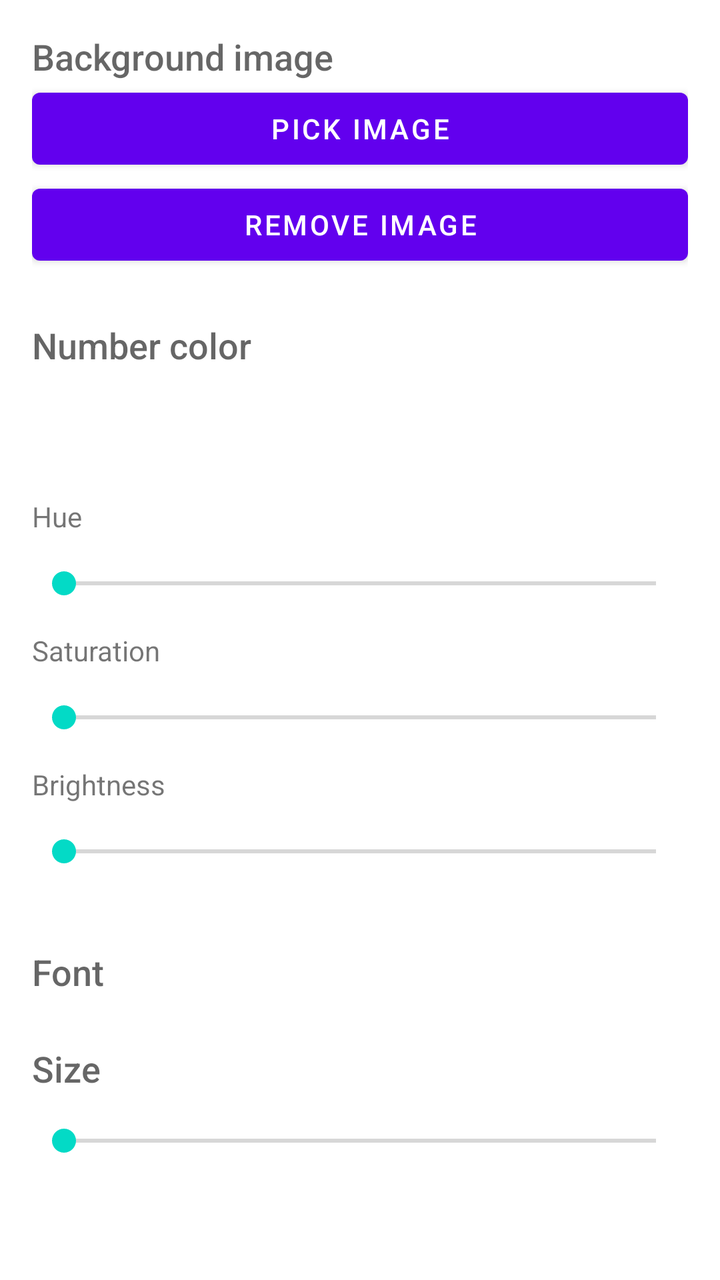
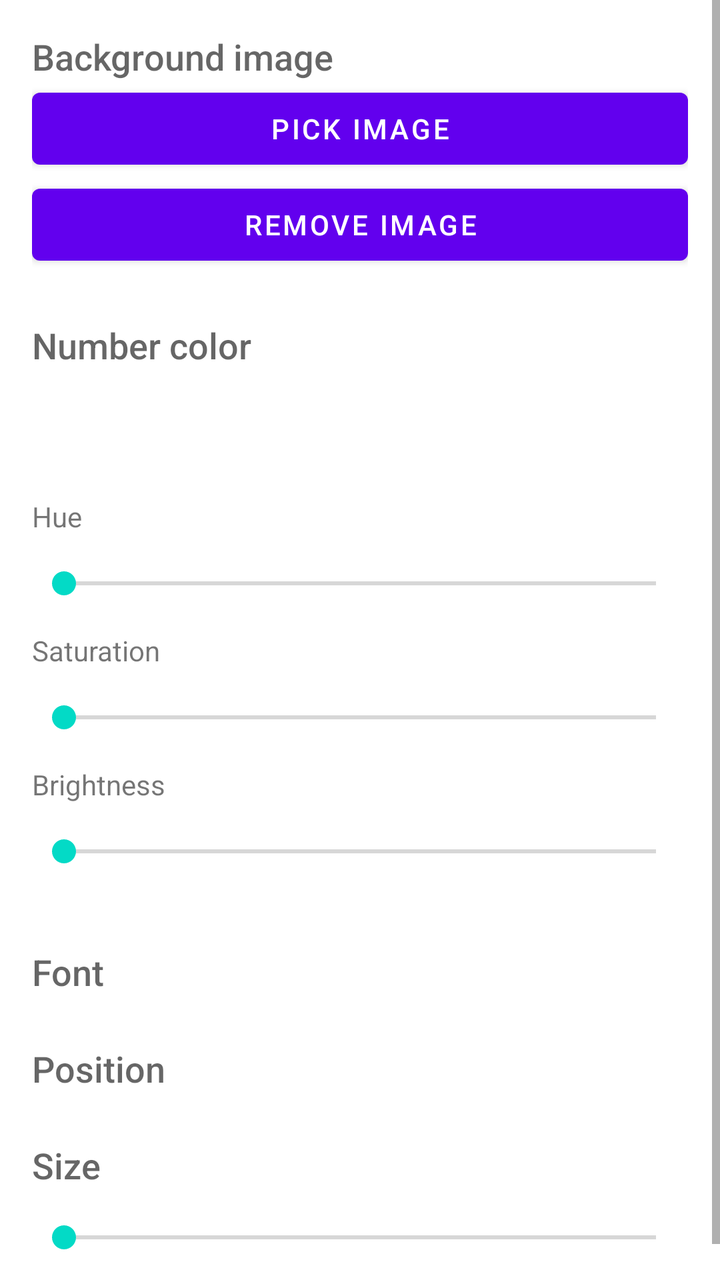

Before-and-after screenshots of an Android layout around one commit, followed by the original layout XML and the change that was made.
<!-- AndroidManifest.xml: fallback theme Theme.MaterialComponents.DayNight.NoActionBar -->
<!-- res/layout/activity_style.xml -->
<?xml version="1.0" encoding="utf-8"?>
<ScrollView xmlns:android="http://schemas.android.com/apk/res/android"
    android:layout_width="match_parent"
    android:layout_height="match_parent">

    <LinearLayout
        android:layout_width="match_parent"
        android:layout_height="wrap_content"
        android:orientation="vertical"
        android:padding="16dp">

        <TextView
            style="@android:style/TextAppearance.DeviceDefault.Medium"
            android:layout_width="wrap_content"
            android:layout_height="wrap_content"
            android:text="@string/background_image" />

        <Button
            android:id="@+id/pick_image"
            android:layout_width="match_parent"
            android:layout_height="wrap_content"
            android:text="@string/pick_image" />

        <Button
            android:id="@+id/remove_image"
            android:layout_width="match_parent"
            android:layout_height="wrap_content"
            android:text="@string/remove_image" />

        <TextView
            style="@android:style/TextAppearance.DeviceDefault.Medium"
            android:layout_width="wrap_content"
            android:layout_height="wrap_content"
            android:layout_marginTop="24dp"
            android:text="@string/number_color" />

        <View
            android:id="@+id/color_preview"
            android:layout_width="match_parent"
            android:layout_height="48dp"
            android:layout_marginVertical="8dp" />

        <TextView
            android:layout_width="wrap_content"
            android:layout_height="wrap_content"
            android:text="@string/hue" />

        <SeekBar
            android:id="@+id/hue"
            android:layout_width="match_parent"
            android:layout_height="48dp"
            android:max="360" />

        <TextView
            android:layout_width="wrap_content"
            android:layout_height="wrap_content"
            android:text="@string/saturation" />

        <SeekBar
            android:id="@+id/saturation"
            android:layout_width="match_parent"
            android:layout_height="48dp"
            android:max="100" />

        <TextView
            android:layout_width="wrap_content"
            android:layout_height="wrap_content"
            android:text="@string/brightness" />

        <SeekBar
            android:id="@+id/brightness"
            android:layout_width="match_parent"
            android:layout_height="48dp"
            android:max="100" />

        <TextView
            style="@android:style/TextAppearance.DeviceDefault.Medium"
            android:layout_width="wrap_content"
            android:layout_height="wrap_content"
            android:layout_marginTop="24dp"
            android:text="@string/font" />

        <RadioGroup
            android:id="@+id/fonts"
            android:layout_width="match_parent"
            android:layout_height="wrap_content" />

        <TextView
            style="@android:style/TextAppearance.DeviceDefault.Medium"
            android:layout_width="wrap_content"
            android:layout_height="wrap_content"
            android:layout_marginTop="24dp"
            android:text="@string/size" />

        <SeekBar
            android:id="@+id/size"
            android:layout_width="match_parent"
            android:layout_height="48dp"
            android:max="85" />
    </LinearLayout>
</ScrollView>
<!-- resources referenced by this layout -->
<resources>
  <string name="background_image">Background image</string>
  <string name="brightness">Brightness</string>
  <string name="font">Font</string>
  <string name="hue">Hue</string>
  <string name="number_color">Number color</string>
  <string name="pick_image">Pick image</string>
  <string name="remove_image">Remove image</string>
  <string name="saturation">Saturation</string>
  <string name="size">Size</string>
</resources>

<!-- the commit's change to res/layout/activity_style.xml (unified diff, before → after) -->
@@ -90,6 +90,20 @@
             android:layout_width="wrap_content"
             android:layout_height="wrap_content"
             android:layout_marginTop="24dp"
+            android:text="@string/position" />
+
+        <GridLayout
+            android:id="@+id/positions"
+            android:layout_width="wrap_content"
+            android:layout_height="wrap_content"
+            android:layout_gravity="center_horizontal"
+            android:columnCount="3" />
+
+        <TextView
+            style="@android:style/TextAppearance.DeviceDefault.Medium"
+            android:layout_width="wrap_content"
+            android:layout_height="wrap_content"
+            android:layout_marginTop="24dp"
             android:text="@string/size" />
 
         <SeekBar
<!-- resource entries referenced after the edit -->
@@ -6,6 +6,7 @@
   <string name="hue">Hue</string>
   <string name="number_color">Number color</string>
   <string name="pick_image">Pick image</string>
+  <string name="position">Position</string>
   <string name="remove_image">Remove image</string>
   <string name="saturation">Saturation</string>
   <string name="size">Size</string>
